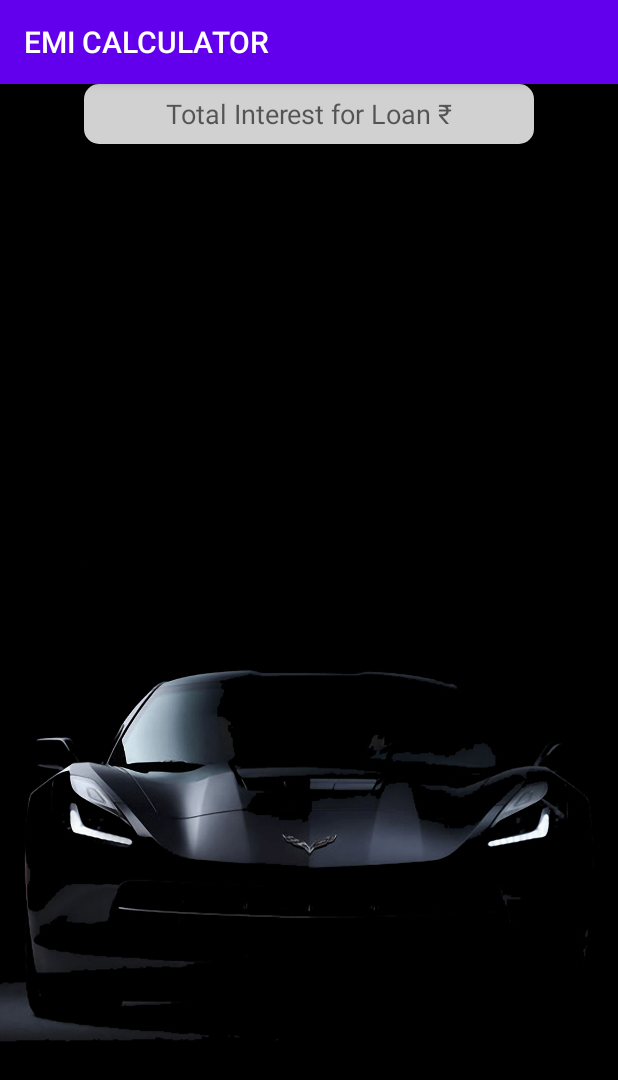
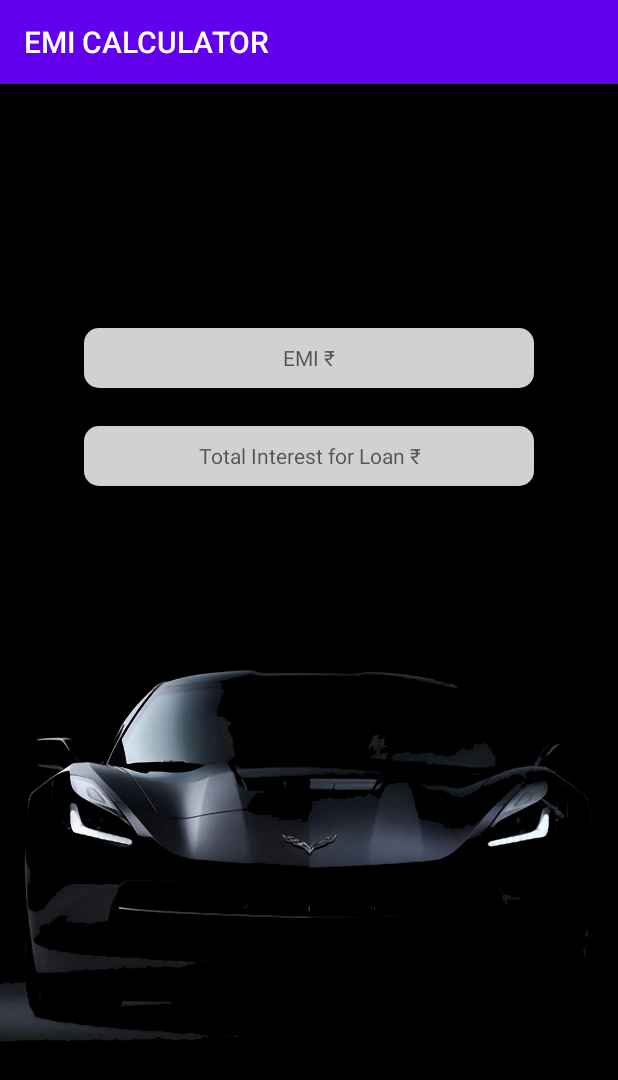
Before and after one commit to somiltholia/example, an Android app: the MainActivity3 screen opened directly, with no data from a screen before it, on a phone screen of 412 x 824 dp. Shown: the top 1080 px of the screen. Run offline under Robolectric (Android 15) with nearby library versions, the phone set to English and light mode, and no system bars.

Commit message:
Initial project

```diff
--- a/app/build.gradle
+++ b/app/build.gradle
@@ -31,7 +31,7 @@ android {
 dependencies {
 
     //noinspection GradleCompatible
-    implementation 'com.android.support:appcompat-v7:22.1.+'
+    implementation 'com.android.support:appcompat-v7:26.1.0'
     implementation 'com.android.support.constraint:constraint-layout:1.1.3'
     testImplementation 'junit:junit:4.+'
     //noinspection GradleCompatible
@@ -41,4 +41,5 @@ dependencies {
     androidTestImplementation 'com.android.support.test:runner:1.0.2'
     androidTestImplementation 'com.android.support.test.espresso:espresso-core:3.0.2'
 
+
 }
--- a/app/src/main/java/com/example/myapplication/MainActivity3.java
+++ b/app/src/main/java/com/example/myapplication/MainActivity3.java
@@ -1,7 +1,8 @@
 package com.example.myapplication;
 
-import android.support.v7.app.AppCompatActivity;
 import android.os.Bundle;
+
+import androidx.appcompat.app.AppCompatActivity;
 
 public class MainActivity3 extends AppCompatActivity {
 
--- a/app/src/main/res/layout/activity_main3.xml
+++ b/app/src/main/res/layout/activity_main3.xml
@@ -1,5 +1,5 @@
 <?xml version="1.0" encoding="utf-8"?>
-<android.support.constraint.ConstraintLayout xmlns:android="http://schemas.android.com/apk/res/android"
+<RelativeLayout xmlns:android="http://schemas.android.com/apk/res/android"
     xmlns:app="http://schemas.android.com/apk/res-auto"
     xmlns:tools="http://schemas.android.com/tools"
     android:layout_width="match_parent"
@@ -8,17 +8,19 @@
     tools:context=".MainActivity3">
 
 
-    <EditText
-        android:id="@+id/emi"
+    <TextView
+        android:id="@+id/emi_tv"
         android:layout_width="300dp"
         android:layout_height="40dp"
-        android:layout_marginBottom="24dp"
+        android:layout_centerHorizontal="true"
+        android:layout_above="@+id/interest_total_tv"
+        android:layout_marginBottom="25dp"
         android:background="@drawable/roundedbg"
         android:gravity="center"
         android:hint="@string/hint_emi"
         android:inputType="number"
         android:maxEms="0"
-        app:layout_constraintBottom_toTopOf="@+id/interest_total"
+        app:layout_constraintBottom_toTopOf="@+id/interest_total_tv"
         app:layout_constraintEnd_toEndOf="parent"
         app:layout_constraintHorizontal_bias="0.504"
         app:layout_constraintStart_toStartOf="parent"
@@ -26,17 +28,20 @@
         app:layout_constraintVertical_bias="1.0"
         tools:ignore="MissingConstraints" />
 
-    <EditText
-        android:id="@+id/interest_total"
+    <TextView
+        android:id="@+id/interest_total_tv"
         android:layout_width="300dp"
         android:layout_height="40dp"
+        android:layout_centerHorizontal="true"
+        android:layout_alignParentBottom="true"
+        android:layout_marginBottom="500dp"
         android:background="@drawable/roundedbg"
+        android:gravity="center"
         android:hint="@string/hint_interest_total"
         android:inputType="number"
-        android:gravity="center"
         app:layout_constraintEnd_toEndOf="parent"
         app:layout_constraintStart_toStartOf="parent"
         tools:ignore="MissingConstraints"
         tools:layout_editor_absoluteY="198dp" />
 
-</android.support.constraint.ConstraintLayout>
+</RelativeLayout>
```
Also changed, not shown: app/src/main/java/com/example/myapplication/MainActivity.java (+18 -12 lines), app/src/main/java/com/example/myapplication/MainActivity2.java (+4 -4 lines), app/src/main/res/layout/activity_main2.xml (+5 -2 lines).
